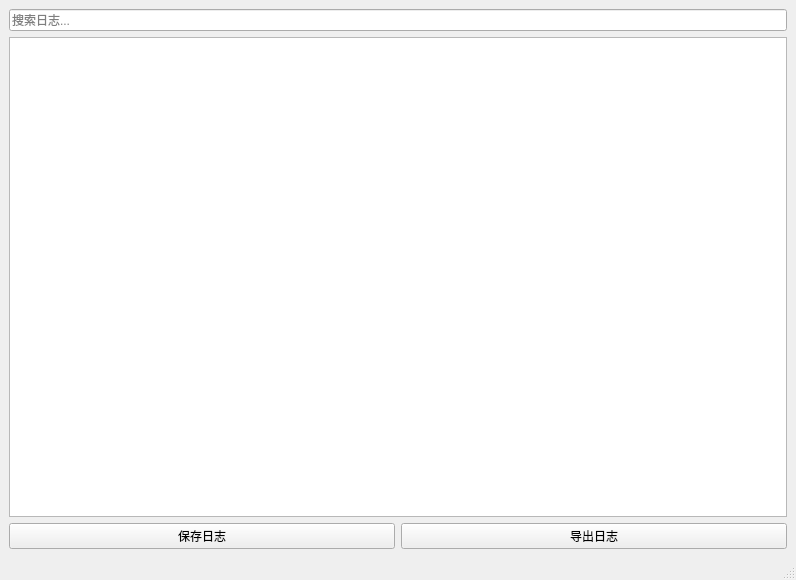
Qt form logwindows.ui (Ethereaity/InterfaceDesign) before a commit.
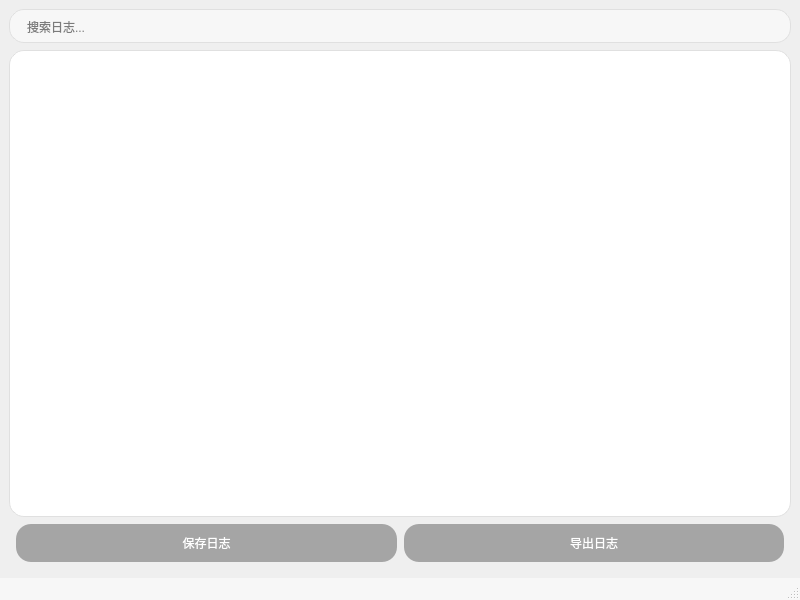
The same form after that commit.

Commit message: 美化日志窗口，并且添加动画功能

```diff
--- a/logwindows.ui
+++ b/logwindows.ui
@@ -6,8 +6,8 @@
    <rect>
     <x>0</x>
     <y>0</y>
-    <width>796</width>
-    <height>580</height>
+    <width>800</width>
+    <height>600</height>
    </rect>
   </property>
   <property name="windowTitle">
@@ -15,10 +15,21 @@
   </property>
   <widget class="QWidget" name="centralwidget">
    <layout class="QVBoxLayout" name="verticalLayoutMain">
+    <property name="spacing">
+     <number>7</number>
+    </property>
     <item>
      <widget class="QLineEdit" name="searchBar">
       <property name="styleSheet">
-       <string notr="true">font: 10pt &quot;微软雅黑&quot;;</string>
+       <string notr="true">
+        QLineEdit {
+          font: 10pt "PingFang SC";
+          border-radius: 15px;
+          border: 1px solid #E0E0E0;
+          padding: 8px 15px;
+          background-color: #F7F7F7;
+        }
+       </string>
       </property>
       <property name="placeholderText">
        <string>搜索日志...</string>
@@ -28,17 +39,52 @@
     <item>
      <widget class="QTextEdit" name="logArea">
       <property name="styleSheet">
-       <string notr="true">font: 12pt &quot;微软雅黑&quot;;</string>
+       <string notr="true">
+        QTextEdit {
+          font: 12pt "PingFang SC";
+          border: 1px solid #E0E0E0;
+          border-radius: 15px;
+          background-color: #FFFFFF;
+          padding: 12px;
+        }
+       </string>
       </property>
      </widget>
     </item>
     <item>
      <layout class="QHBoxLayout" name="horizontalLayoutButtons">
+      <property name="spacing">
+       <number>7</number>
+      </property>
+      <item>
+       <spacer name="horizontalSpacer">
+        <property name="orientation">
+         <enum>Qt::Horizontal</enum>
+        </property>
+        <property name="sizeType">
+         <enum>QSizePolicy::Expanding</enum>
+        </property>
+       </spacer>
+      </item>
       <item>
        <widget class="QPushButton" name="saveButton">
         <property name="text">
          <string>保存日志</string>
         </property>
+        <property name="styleSheet">
+         <string notr="true">
+          QPushButton {
+            font: 10pt "PingFang SC";
+            color: white;
+            background-color: #A5A5A5;
+            border-radius: 15px;
+            padding: 10px 25px;
+          }
+          QPushButton:hover {
+            background-color: #8E8E8E;
+          }
+         </string>
+        </property>
        </widget>
       </item>
       <item>
@@ -46,10 +92,44 @@
         <property name="text">
          <string>导出日志</string>
         </property>
+        <property name="styleSheet">
+         <string notr="true">
+          QPushButton {
+            font: 10pt "PingFang SC";
+            color: white;
+            background-color: #A5A5A5;
+            border-radius: 15px;
+            padding: 10px 25px;
+          }
+          QPushButton:hover {
+            background-color: #8E8E8E;
+          }
+         </string>
+        </property>
        </widget>
       </item>
+      <item>
+       <spacer name="horizontalSpacer_2">
+        <property name="orientation">
+         <enum>Qt::Horizontal</enum>
+        </property>
+        <property name="sizeType">
+         <enum>QSizePolicy::Expanding</enum>
+        </property>
+       </spacer>
+      </item>
      </layout>
     </item>
+    <item>
+     <spacer name="verticalSpacer">
+      <property name="orientation">
+       <enum>Qt::Vertical</enum>
+      </property>
+      <property name="sizeType">
+       <enum>QSizePolicy::Expanding</enum>
+      </property>
+     </spacer>
+    </item>
    </layout>
   </widget>
   <widget class="QMenuBar" name="menubar">
@@ -57,55 +137,21 @@
     <rect>
      <x>0</x>
      <y>0</y>
-     <width>796</width>
+     <width>800</width>
      <height>22</height>
     </rect>
    </property>
   </widget>
-  <widget class="QStatusBar" name="statusbar"/>
-  <action name="Import">
-   <property name="text">
-    <string>导入</string>
+  <widget class="QStatusBar" name="statusbar">
+   <property name="styleSheet">
+    <string notr="true">
+     QStatusBar {
+       background-color: #F7F7F7;
+       font: 10pt "PingFang SC";
+     }
+    </string>
    </property>
-   <property name="toolTip">
-    <string>导入</string>
-   </property>
-  </action>
-  <action name="Export">
-   <property name="text">
-    <string>导出</string>
-   </property>
-   <property name="toolTip">
-    <string>导出</string>
-   </property>
-  </action>
-  <action name="Save">
-   <property name="text">
-    <string>保存</string>
-   </property>
-   <property name="toolTip">
-    <string>保存</string>
-   </property>
-   <property name="shortcut">
-    <string>Ctrl+S</string>
-   </property>
-  </action>
-  <action name="log">
-   <property name="text">
-    <string>查看</string>
-   </property>
-   <property name="toolTip">
-    <string>查看</string>
-   </property>
-  </action>
-  <action name="log_clear">
-   <property name="text">
-    <string>清空</string>
-   </property>
-   <property name="toolTip">
-    <string>清空</string>
-   </property>
-  </action>
+  </widget>
  </widget>
  <resources/>
  <connections/>
```
The commit also changes 1 other file.
